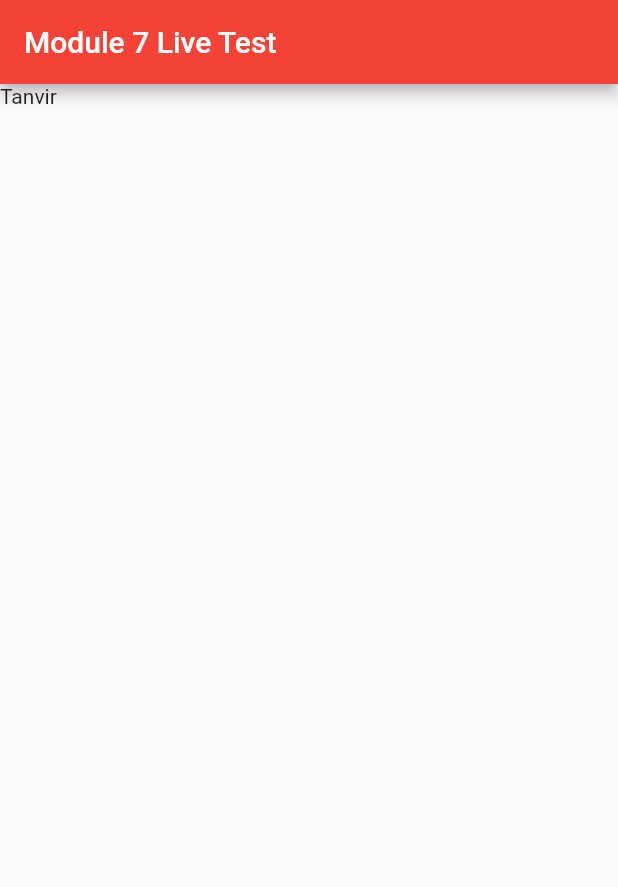
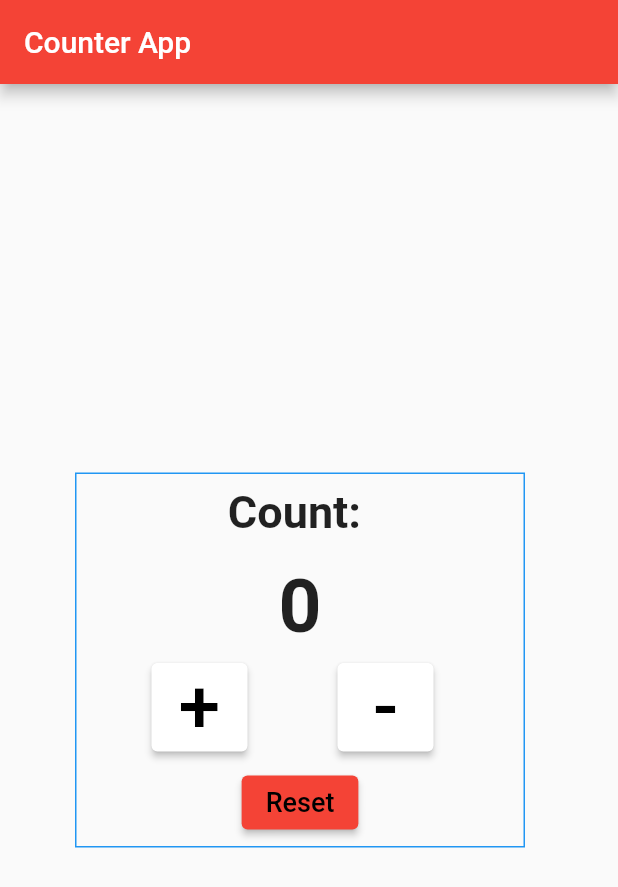
Before and after one commit to Rovinota/Ostad_Flutter_4th_Batch_-Live_Test-, a Flutter app: the screen it shows after launch, on a phone screen of 412 x 824 dp. Shown: the top 887 px of the screen. Run offline on Flutter 3.47's test engine with Material 2 defaults, Android fonts, the phone set to English and light mode, and no system bars.

Commit message:
Counter App Creat

```diff
--- a/lib/main.dart
+++ b/lib/main.dart
@@ -25,16 +25,139 @@ class HomeScreen extends StatefulWidget {
 }
 
 class _HomeScreenState extends State<HomeScreen> {
+  int Count = 0;
+
   @override
   Widget build(BuildContext context) {
     return Scaffold(
       appBar: AppBar(
-        title: Text("Module 7 Live Test"),
+        title: Text("Counter App"),
         centerTitle: false,
       ),
       body: Column(
+        mainAxisAlignment: MainAxisAlignment.center,
         children: [
-          Text("Tanvir")
+          Padding(
+            padding: const EdgeInsets.only(left: 50),
+            child: Container(
+              width: 300,
+              height: 250,
+              decoration: BoxDecoration(
+                border: Border.all(color: Colors.blue),
+              ),
+              child: Column(
+                children: [
+                  Padding(
+                    padding: const EdgeInsets.all(8.0),
+                    child: Text("Count: ", style: TextStyle(
+                      fontSize: 30,
+                      fontWeight: FontWeight.bold,
+                    ),),
+                  ),
+                  Padding(
+                    padding: const EdgeInsets.all(8.0),
+                    child: Text(Count.toString(), style: TextStyle(
+                      fontSize: 50,
+                      fontWeight: FontWeight.bold,
+                    ),),
+                  ),
+                  Row(
+
+                    children: [
+                      Padding(
+                        padding: const EdgeInsets.only(left: 50),
+                        child: ElevatedButton(onPressed: (){
+                          Count = Count + 1;
+
+                          if (Count == 5 ) {
+
+                            showDialog(
+                                barrierDismissible: false,
+                                context: context, builder: (context) {
+                              return AlertDialog(
+
+                                title: Text("Alert"),
+                                content: Text("Button pressed ${Count.toString()} times."),
+                                actions: [
+                                  TextButton(onPressed: (){Navigator.pop(context);}, child: Text("OK")),
+                                ],
+
+                              );
+                            });
+                          }
+                          setState(() {
+
+                          });
+                        }, child: Text("+", style: TextStyle(
+                          fontSize: 50,
+                          color: Colors.black,
+                        ),),
+                          style: ElevatedButton.styleFrom(
+                            backgroundColor: Colors.white,
+                            foregroundColor: Colors.black,
+                          ),
+                        ),
+
+                      ),
+                      Padding(
+                        padding: const EdgeInsets.only(left: 60),
+                        child: ElevatedButton(onPressed: (){
+                          if (Count > 0) Count = Count - 1;
+
+                          if (Count == 5) {
+                            showDialog(
+                              barrierDismissible: false,
+                                context: context, builder: (context) {
+                              return AlertDialog(
+
+                                title: Text("Alert"),
+                                content: Text("Button pressed ${Count.toString()} times."),
+                                actions: [
+                                  TextButton(onPressed: (){Navigator.pop(context);}, child: Text("OK")),
+                                ],
+
+                              );
+                            });
+                          }
+                          setState(() {
+
+                          });
+                        }, child: Text("-", style: TextStyle(
+                          fontSize: 50,
+                          color: Colors.black,
+                        ),),
+                        style: ElevatedButton.styleFrom(
+                          backgroundColor: Colors.white,
+                          foregroundColor: Colors.black,
+                        ),
+                        ),
+                      ),
+
+
+                    ],
+                  ),
+                  Padding(
+                    padding: const EdgeInsets.only( top: 10, left: 0),
+                    child: ElevatedButton(onPressed: (){
+
+                      Count = 0;
+                      setState(() {
+
+                      });
+                    }, child: Text("Reset", style: TextStyle(
+                      fontSize: 18,
+                      color: Colors.black,
+                    ),),
+                      style: ElevatedButton.styleFrom(
+                        backgroundColor: Colors.red,
+                        foregroundColor: Colors.black,
+                      ),
+                    ),
+                  ),
+                ],
+              ),
+            ),
+          )
         ],
       ),
     );
```
